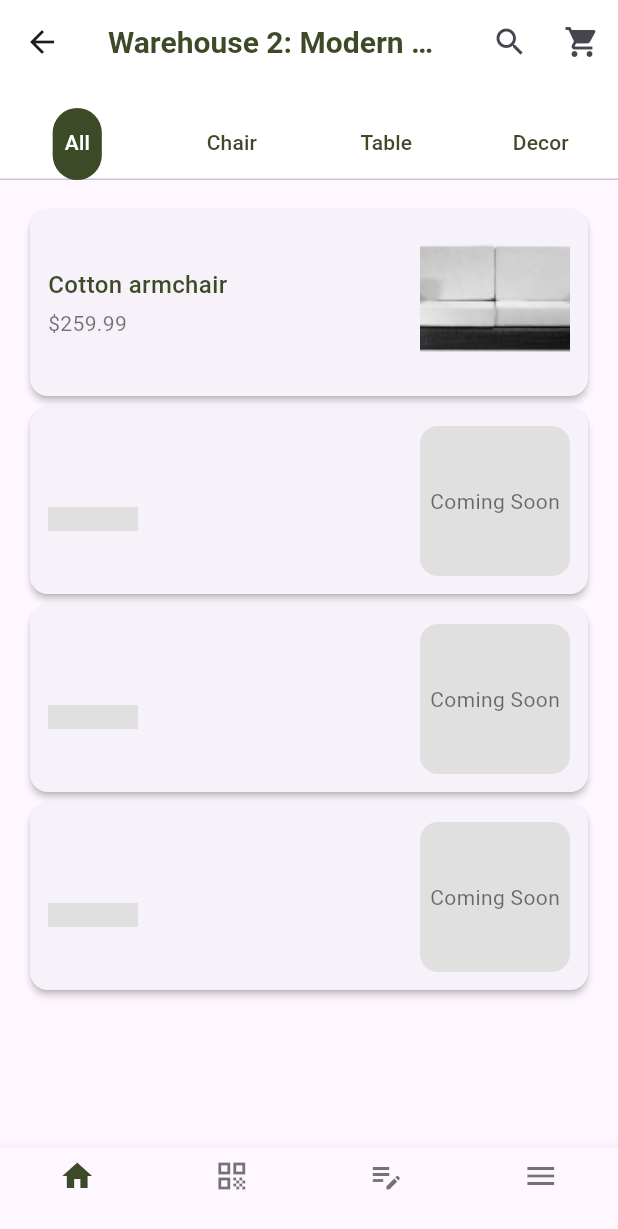
After one commit to Batyrkhan-Sk/Sales-Tracking, a Flutter app: the screen it shows after launch, scrolled down 213 dp, after a tap on "Continue", on a phone screen of 412 x 824 dp. The commit adds this screen. Shown: the top 1229 px of the screen. Run offline on Flutter 3.47's test engine with Material 3 defaults, Android fonts, the phone set to English and light mode, and no system bars; Roboto replaces fonts that are missing (TTTravels).

Commit message:
Initialize basic UI: set up design structure, added widgets and layouts

```diff
--- a/lib/main.dart
+++ b/lib/main.dart
@@ -1,6 +1,8 @@
 import 'package:flutter/material.dart';
-import 'presentation/screens/sign_up_screen.dart';
+import 'presentation/screens/explore_screen.dart';
 import 'presentation/screens/sign_in_screen.dart';
+import 'presentation/screens/warehouse_details_screen.dart';
+import 'presentation/models/warehouse.dart';
 
 void main() {
   runApp(const MyApp());
@@ -12,18 +14,18 @@ class MyApp extends StatelessWidget {
   @override
   Widget build(BuildContext context) {
     return MaterialApp(
-      title: '',
+      title: 'Sales Tracking App',
       theme: ThemeData(
-        colorScheme: ColorScheme.fromSeed(seedColor: Colors.blue),
-        useMaterial3: true,
-        inputDecorationTheme: const InputDecorationTheme(
-          border: OutlineInputBorder(),
-        ),
+        primarySwatch: Colors.blue,
       ),
-      initialRoute: '/signin',
+      initialRoute: '/explore',
       routes: {
-        '/signup': (context) => const SignUpScreen(),
+        '/explore': (context) => const ExploreScreen(),
         '/signin': (context) => const SignInScreen(),
+        '/warehouse-details': (context) {
+          final Warehouse warehouse = ModalRoute.of(context)!.settings.arguments as Warehouse;
+          return WarehouseDetailsScreen(warehouse: warehouse);
+        },
       },
     );
   }
--- /dev/null
+++ b/lib/presentation/models/warehouse.dart
@@ -0,0 +1,13 @@
+class Warehouse {
+  final String id;
+  final String name;
+  final String imageUrl;
+  final String? description;
+
+  Warehouse({
+    required this.id,
+    required this.name,
+    required this.imageUrl,
+    this.description,
+  });
+}
--- /dev/null
+++ b/lib/presentation/screens/explore_screen.dart
@@ -0,0 +1,133 @@
+import 'package:flutter/material.dart';
+import '../models/warehouse.dart';
+import '../widgets/warehouse_card.dart';
+
+class ExploreScreen extends StatelessWidget {
+  const ExploreScreen({super.key});
+
+  @override
+  Widget build(BuildContext context) {
+    final List<Warehouse> warehouses = [
+      Warehouse(
+        id: '1',
+        name: 'Warehouse 1: Luxury Home Set',
+        imageUrl: 'assets/images/armchair.png',
+      ),
+      Warehouse(
+        id: '2',
+        name: 'Warehouse 2: Modern Office Collection',
+        imageUrl: 'assets/images/sofa.png',
+      ),
+      Warehouse(
+        id: '3',
+        name: 'Warehouse 3: Cozy Living Essentials',
+        imageUrl: 'assets/images/cabinet.png',
+      ),
+      Warehouse(
+        id: '4',
+        name: 'Warehouse 4: Kitchen Appliances',
+        imageUrl: 'assets/images/kitchen.png',
+      ),
+      Warehouse(
+        id: '5',
+        name: 'Warehouse 5: Outdoor Furniture',
+        imageUrl: 'assets/images/outdoor.png',
+      ),
+    ];
+
+    return Scaffold(
+      appBar: AppBar(
+        leading: IconButton(
+          icon: const Icon(Icons.arrow_back),
+          onPressed: () {
+            Navigator.pushNamed(context, '/signin');
+          },
+        ),
+        title: const Text(
+          'Explore more',
+          style: TextStyle(
+            fontFamily: 'TTTravels',
+            fontSize: 20,
+            fontWeight: FontWeight.w600,
+            color: Color(0xFF3D4A28),
+          ),
+        ),
+        actions: [
+          IconButton(
+            icon: const Icon(Icons.logout),
+            onPressed: () {
+              Navigator.pushNamedAndRemoveUntil(
+                context,
+                '/signin',
+                    (route) => false,
+              );
+            },
+          ),
+        ],
+      ),
+      body: SingleChildScrollView(
+        child: Padding(
+          padding: const EdgeInsets.all(16.0),
+          child: Column(
+            crossAxisAlignment: CrossAxisAlignment.start,
+            children: [
+              const Text(
+                'All Warehouses',
+                style: TextStyle(
+                  fontFamily: 'TTTravels',
+                  fontSize: 18,
+                  fontWeight: FontWeight.w500,
+                  color: Color(0xFF3D4A28),
+                ),
+              ),
+              const SizedBox(height: 12),
+              ListView.builder(
+                physics: const NeverScrollableScrollPhysics(),
+                shrinkWrap: true,
+                itemCount: warehouses.length,
+                itemBuilder: (context, index) {
+                  return Padding(
+                    padding: const EdgeInsets.only(bottom: 16.0),
+                    child: WarehouseCard(warehouse: warehouses[index]),
+                  );
+                },
+              ),
+            ],
+          ),
+        ),
+      ),
+      bottomNavigationBar: BottomNavigationBar(
+        type: BottomNavigationBarType.fixed,
+        selectedItemColor: const Color(0xFF3D4A28),
+        unselectedItemColor: Colors.black54,
+        currentIndex: 0,
+        onTap: (index) {
+          if (index == 0) {
+          } else if (index == 1) {
+          } else if (index == 2) {
+          } else if (index == 3) {
+            Navigator.pushNamed(context, '/signin');
+          }
+        },
+        items: const [
+          BottomNavigationBarItem(
+            icon: Icon(Icons.home),
+            label: '',
+          ),
+          BottomNavigationBarItem(
+            icon: Icon(Icons.qr_code),
+            label: '',
+          ),
+          BottomNavigationBarItem(
+            icon: Icon(Icons.edit_note),
+            label: '',
+          ),
+          BottomNavigationBarItem(
+            icon: Icon(Icons.menu),
+            label: '',
+          ),
+        ],
+      ),
+    );
+  }
+}
--- a/lib/presentation/screens/sign_in_screen.dart
+++ b/lib/presentation/screens/sign_in_screen.dart
@@ -28,7 +28,7 @@ class _SignInScreenState extends State<SignInScreen> {
         leading: IconButton(
           icon: const Icon(Icons.arrow_back),
           onPressed: () {
-            Navigator.pop(context);
+            Navigator.pushNamed(context, '/signup');
           },
         ),
         title: const Text(
@@ -156,6 +156,20 @@ class _SignInScreenState extends State<SignInScreen> {
                       ),
                     ),
                   ),
+                  const SizedBox(height: 16),
+                  TextButton(
+                    onPressed: () {
+                      Navigator.pushNamed(context, '/signup');
+                    },
+                    child: const Text(
+                      "Don't have an account? Sign Up",
+                      style: TextStyle(
+                        fontFamily: 'TTTravels',
+                        fontSize: 14,
+                        color: Colors.black,
+                      ),
+                    ),
+                  ),
                 ],
               ),
             ),
@@ -174,6 +188,8 @@ class _SignInScreenState extends State<SignInScreen> {
 
       // TODO: Authentication logic here
 
+      Navigator.pushNamed(context, '/explore');
+
       ScaffoldMessenger.of(context).showSnackBar(
         const SnackBar(content: Text('Signed in successfully!')),
       );
--- /dev/null
+++ b/lib/presentation/screens/warehouse_details_screen.dart
@@ -0,0 +1,297 @@
+import 'package:flutter/material.dart';
+import '../models/warehouse.dart';
+
+class WarehouseDetailsScreen extends StatefulWidget {
+  final Warehouse warehouse;
+
+  const WarehouseDetailsScreen({super.key, required this.warehouse});
+
+  @override
+  State<WarehouseDetailsScreen> createState() => _WarehouseDetailsScreenState();
+}
+
+class _WarehouseDetailsScreenState extends State<WarehouseDetailsScreen>
+    with SingleTickerProviderStateMixin {
+  late TabController _tabController;
+
+  @override
+  void initState() {
+    super.initState();
+    _tabController = TabController(length: 4, vsync: this);
+  }
+
+  @override
+  void dispose() {
+    _tabController.dispose();
+    super.dispose();
+  }
+
+  @override
+  Widget build(BuildContext context) {
+    return Scaffold(
+      body: NestedScrollView(
+        headerSliverBuilder: (context, innerBoxIsScrolled) {
+          return [
+            SliverAppBar(
+              expandedHeight: 120.0,
+              floating: false,
+              pinned: true,
+              backgroundColor: Colors.white,
+              leading: IconButton(
+                icon: const Icon(Icons.arrow_back),
+                onPressed: () {
+                  Navigator.pop(context);
+                },
+              ),
+              title: Text(
+                widget.warehouse.name,
+                style: const TextStyle(
+                  fontFamily: 'TTTravels',
+                  fontSize: 20,
+                  fontWeight: FontWeight.w600,
+                  color: Color(0xFF3D4A28),
+                ),
+              ),
+              actions: [
+                IconButton(
+                  icon: const Icon(Icons.search),
+                  onPressed: () {
+                  },
+                ),
+                IconButton(
+                  icon: const Icon(Icons.shopping_cart),
+                  onPressed: () {
+                  },
+                ),
+              ],
+              bottom: TabBar(
+                controller: _tabController,
+                labelColor: Colors.white,
+                unselectedLabelColor: Color(0xFF3D4A28),
+                labelStyle: const TextStyle(
+                  fontFamily: 'TTTravels',
+                  fontSize: 14,
+                  fontWeight: FontWeight.w500,
+                ),
+                unselectedLabelStyle: const TextStyle(
+                  fontFamily: 'TTTravels',
+                  fontSize: 14,
+                  fontWeight: FontWeight.w500,
+                ),
+                labelPadding: const EdgeInsets.symmetric(horizontal: 8.0),
+                indicatorPadding: const EdgeInsets.symmetric(horizontal: 8.0),
+                indicator: BoxDecoration(
+                  color: Color(0xFF3D4A28),
+                  borderRadius: BorderRadius.circular(20),
+                ),
+                tabs: [
+                  Tab(
+                    child: Container(
+                      padding: const EdgeInsets.symmetric(horizontal: 16.0),
+                      child: const Text('All'),
+                    ),
+                  ),
+                  Tab(
+                    child: Container(
+                      padding: const EdgeInsets.symmetric(horizontal: 16.0),
+                      child: const Text('Chair'),
+                    ),
+                  ),
+                  Tab(
+                    child: Container(
+                      padding: const EdgeInsets.symmetric(horizontal: 16.0),
+                      child: const Text('Table'),
+                    ),
+                  ),
+                  Tab(
+                    child: Container(
+                      padding: const EdgeInsets.symmetric(horizontal: 16.0),
+                      child: const Text('Decor'),
+                    ),
+                  ),
+                ],
+              ),
+            ),
+          ];
+        },
+        body: TabBarView(
+          controller: _tabController,
+          children: [
+            buildProductList(),
+            buildProductList(category: 'Chair'),
+            buildProductList(category: 'Table'),
+            buildProductList(category: 'Decor'),
+          ],
+        ),
+      ),
+      bottomNavigationBar: BottomNavigationBar(
+        type: BottomNavigationBarType.fixed,
+        selectedItemColor: const Color(0xFF3D4A28),
+        unselectedItemColor: Colors.black54,
+        currentIndex: 0,
+        onTap: (index) {
+          if (index == 0) {
+            Navigator.pushNamed(context, '/explore');
+          } else if (index == 1) {
+          } else if (index == 2) {
+          } else if (index == 3) {
+            Navigator.pushNamed(context, '/signin');
+          }
+        },
+        items: const [
+          BottomNavigationBarItem(
+            icon: Icon(Icons.home),
+            label: '',
+          ),
+          BottomNavigationBarItem(
+            icon: Icon(Icons.qr_code),
+            label: '',
+          ),
+          BottomNavigationBarItem(
+            icon: Icon(Icons.edit_note),
+            label: '',
+          ),
+          BottomNavigationBarItem(
+            icon: Icon(Icons.menu),
+            label: '',
+          ),
+        ],
+      ),
+    );
+  }
+
+  Widget buildProductList({String? category}) {
+    final List<Map<String, dynamic>> products = [
+      {
+        'name': 'Cotton armchair',
+        'price': 259.99,
+        'imageUrl': widget.warehouse.imageUrl,
+        'category': 'Chair',
+      },
+    ];
+
+
+    final filteredProducts = category != null
+        ? products.where((product) => product['category'] == category).toList()
+        : products;
+
+    final List<Map<String, dynamic>> displayItems = [
+      ...filteredProducts,
+      {'isEmpty': true},
+      {'isEmpty': true},
+      {'isEmpty': true},
+    ];
+
+    return ListView.builder(
+      padding: const EdgeInsets.all(16.0),
+      itemCount: displayItems.length,
+      itemBuilder: (context, index) {
+        final item = displayItems[index];
+        if (item.containsKey('isEmpty') && item['isEmpty'] == true) {
+          return Card(
+            elevation: 2,
+            shape: RoundedRectangleBorder(borderRadius: BorderRadius.circular(12)),
+            child: Padding(
+              padding: const EdgeInsets.all(12.0),
+              child: Row(
+                children: [
+                  Expanded(
+                    child: Column(
+                      crossAxisAlignment: CrossAxisAlignment.start,
+                      children: [
+                        Container(
+                          width: 100,
+                          height: 20,
+                        ),
+                        const SizedBox(height: 4),
+                        Container(
+                          width: 60,
+                          height: 16,
+                          color: Colors.grey[300],
+                        ),
+                      ],
+                    ),
+                  ),
+                  const SizedBox(width: 12),
+                  Container(
+                    width: 100,
+                    height: 100,
+                    decoration: BoxDecoration(
+                      color: Colors.grey[300],
+                      borderRadius: BorderRadius.circular(12),
+                    ),
+                    child: const Center(
+                      child: Text(
+                        'Coming Soon',
+                        style: TextStyle(
+                          fontFamily: 'TTTravels',
+                          fontSize: 14,
+                          color: Colors.black54,
+                        ),
+                      ),
+                    ),
+                  ),
+                ],
+              ),
+            ),
+          );
+        } else {
+          return Card(
+            elevation: 2,
+            shape: RoundedRectangleBorder(borderRadius: BorderRadius.circular(12)),
+            child: Padding(
+              padding: const EdgeInsets.all(12.0),
+              child: Row(
+                children: [
+                  Expanded(
+                    child: Column(
+                      crossAxisAlignment: CrossAxisAlignment.start,
+                      children: [
+                        Text(
+                          item['name'],
+                          style: const TextStyle(
+                            fontFamily: 'TTTravels',
+                            fontSize: 16,
+                            fontWeight: FontWeight.w500,
+                            color: Color(0xFF3D4A28),
+                          ),
+                        ),
+                        const SizedBox(height: 4),
+                        Text(
+                          '\$${item['price'].toStringAsFixed(2)}',
+                          style: const TextStyle(
+                            fontFamily: 'TTTravels',
+                            fontSize: 14,
+                            color: Colors.black54,
+                          ),
+                        ),
+                      ],
+                    ),
+                  ),
+                  const SizedBox(width: 12),
+                  ClipRRect(
+                    borderRadius: BorderRadius.circular(12),
+                    child: Image.asset(
+                      item['imageUrl'],
+                      width: 100,
+                      height: 100,
+                      fit: BoxFit.cover,
+                      errorBuilder: (context, error, stackTrace) {
+                        return const Center(
+                          child: Text(
+                            'Failed to load image',
+                            style: TextStyle(color: Colors.red),
+                          ),
+                        );
+                      },
+                    ),
+                  ),
+                ],
+              ),
+            ),
+          );
+        }
+      },
+    );
+  }
+}
--- /dev/null
+++ b/lib/presentation/widgets/warehouse_card.dart
@@ -0,0 +1,93 @@
+import 'package:flutter/material.dart';
+import '../models/warehouse.dart';
+import '../screens/warehouse_details_screen.dart';
+
+class WarehouseCard extends StatelessWidget {
+  final Warehouse warehouse;
+
+  const WarehouseCard({super.key, required this.warehouse});
+
+  @override
+  Widget build(BuildContext context) {
+    return Card(
+      elevation: 4,
+      shape: RoundedRectangleBorder(borderRadius: BorderRadius.circular(20)),
+      child: Padding(
+        padding: const EdgeInsets.all(16.0),
+        child: Row(
+          mainAxisAlignment: MainAxisAlignment.spaceBetween,
+          children: [
+            Expanded(
+              child: Column(
+                crossAxisAlignment: CrossAxisAlignment.start,
+                mainAxisSize: MainAxisSize.min,
+                children: [
+                  Text(
+                    warehouse.name,
+                    style: const TextStyle(
+                      fontFamily: 'TTTravels',
+                      fontSize: 16,
+                      fontWeight: FontWeight.w500,
+                      color: Color(0xFF3D4A28),
+                    ),
+                  ),
+                  const SizedBox(height: 12),
+                  Padding(
+                    padding: const EdgeInsets.only(left: 16.0),
+                    child: ElevatedButton(
+                      onPressed: () {
+                        Navigator.push(
+                          context,
+                          MaterialPageRoute(
+                            builder: (context) => WarehouseDetailsScreen(
+                              warehouse: warehouse,
+                            ),
+                          ),
+                        );
+                      },
+                      style: ElevatedButton.styleFrom(
+                        backgroundColor: Colors.white,
+                        foregroundColor: Colors.black,
+                        elevation: 0,
+                        shape: RoundedRectangleBorder(
+                          borderRadius: BorderRadius.circular(20),
+                          side: const BorderSide(color: Colors.black12),
+                        ),
+                        padding: const EdgeInsets.symmetric(horizontal: 24, vertical: 12),
+                      ),
+                      child: const Text(
+                        'Continue',
+                        style: TextStyle(
+                          fontFamily: 'TTTravels',
+                          fontSize: 14,
+                          color: Colors.black,
+                        ),
+                      ),
+                    ),
+                  ),
+                ],
+              ),
+            ),
+            ClipRRect(
+              borderRadius: BorderRadius.circular(12),
+              child: Image.asset(
+                warehouse.imageUrl,
+                width: 120,
+                height: 120,
+                fit: BoxFit.cover,
+                errorBuilder: (context, error, stackTrace) {
+                  return const Center(
+                    child: Text(
+                      'Failed to load image',
+                      style: TextStyle(color: Colors.red),
+                    ),
+                  );
+                },
+              ),
+            ),
+          ],
+        ),
+      ),
+    );
+  }
+}
--- a/pubspec.yaml
+++ b/pubspec.yaml
@@ -58,9 +58,9 @@ flutter:
   uses-material-design: true
 
   # To add assets to your application, add an assets section, like this:
-  # assets:
-  #   - images/a_dot_burr.jpeg
-  #   - images/a_dot_ham.jpeg
+  assets:
+    - assets/images/
+
 
   # An image asset can refer to one or more resolution-specific "variants", see
   # https://flutter.dev/to/resolution-aware-images
```
Also changed, not shown: assets/images/armchair.png (added), assets/images/cabinet.png (added), assets/images/sofa.png (added).
